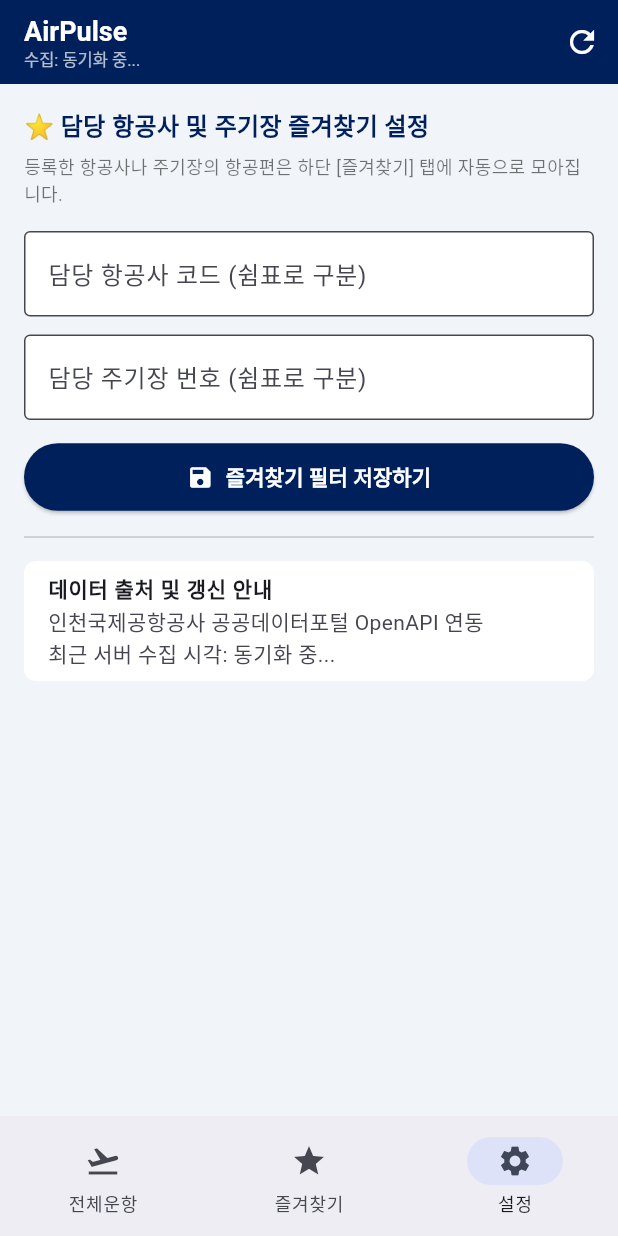
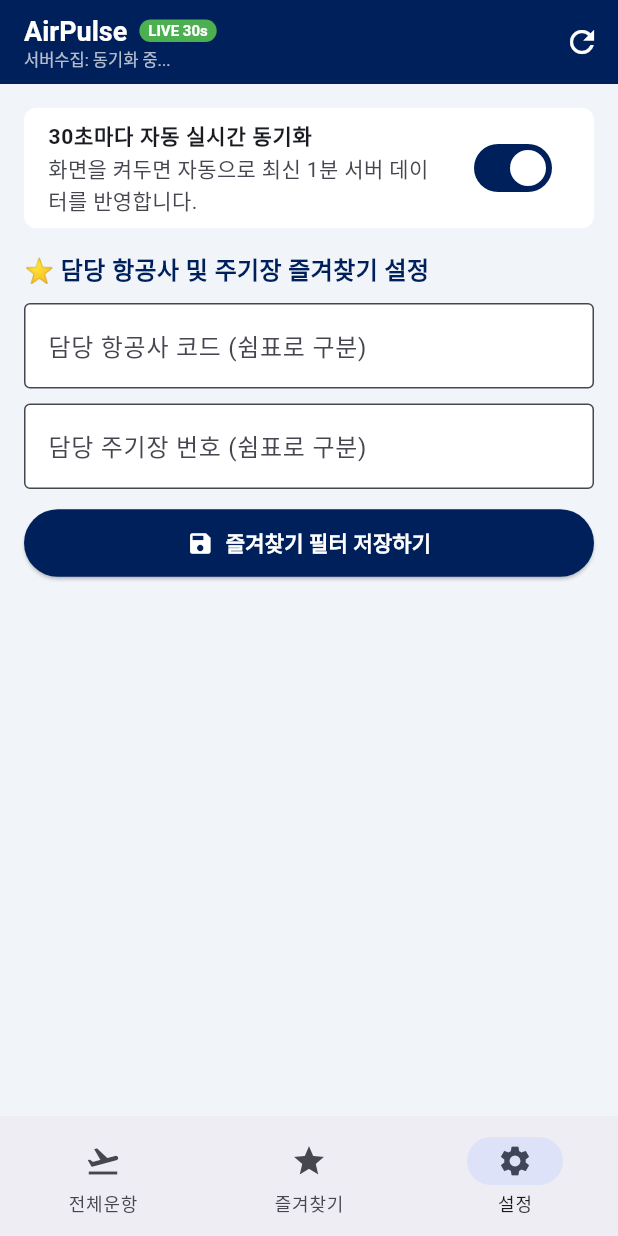
Before and after one commit to realredox/airpulse-app, a Flutter app: the screen it shows after launch, item 3 of the bottom bar chosen, on a phone screen of 412 x 824 dp. Run offline on Flutter 3.47's test engine with Material 3 defaults, Android fonts, the phone set to English and light mode, and no system bars; our stand-ins replace shared_preferences; network calls fail.

Commit message:
1분 실시간 서버 연결 및 30초 자동갱신 적용

```diff
--- a/lib/main.dart
+++ b/lib/main.dart
@@ -1,3 +1,4 @@
+import 'dart:async';
 import 'dart:convert';
 import 'package:flutter/material.dart';
 import 'package:http/http.dart' as http;
@@ -36,6 +37,8 @@ class MainHomePage extends StatefulWidget {
 class _MainHomePageState extends State<MainHomePage> {
   int _tabIndex = 0;
   bool _isLoading = true;
+  bool _autoSync = true;
+  Timer? _syncTimer;
   String _updatedAt = "동기화 중...";
   String _errorMsg = "";
   List<Map<String, dynamic>> _allRecords = [];
@@ -44,16 +47,30 @@ class _MainHomePageState extends State<MainHomePage> {
   String _selectedIO = "전체";
   String _selectedType = "전체";
   bool _includeCodeshare = false;
+  bool _onlyChanged = false;
   final TextEditingController _searchCtrl = TextEditingController();
+  final ScrollController _scrollCtrl = ScrollController();
   Set<String> _favFlights = {};
   List<String> _favAirlines = [];
   List<String> _favStands = [];
   final TextEditingController _favAirlineCtrl = TextEditingController();
   final TextEditingController _favStandCtrl = TextEditingController();
+
   @override
   void initState() {
     super.initState();
     _loadPrefsAndFetch();
+    _syncTimer = Timer.periodic(const Duration(seconds: 30), (_) {
+      if (_autoSync && mounted) _fetchFlightData(silent: true);
+    });
+  }
+
+  @override
+  void dispose() {
+    _syncTimer?.cancel();
+    _searchCtrl.dispose();
+    _scrollCtrl.dispose();
+    super.dispose();
   }
 
   Future<void> _loadPrefsAndFetch() async {
@@ -75,12 +92,11 @@ class _MainHomePageState extends State<MainHomePage> {
     await prefs.setStringList('fav_stands', _favStands);
   }
 
-  Future<void> _fetchFlightData() async {
-    setState(() { _isLoading = true; _errorMsg = ""; });
+  Future<void> _fetchFlightData({bool silent = false}) async {
+    if (!silent) setState(() { _isLoading = true; _errorMsg = ""; });
     try {
-      const host = "raw." + "githubusercontent.com";
-      const path = "realredox/airpulse-db/main/flight_db.json";
-      final uri = Uri.parse("https://$host/$path?t=${DateTime.now().millisecondsSinceEpoch}");
+      const liveUrl = "https://storage.googleapis.com/airpulse-icn-data-2026/flight_db.json";
+      final uri = Uri.parse("$liveUrl?t=${DateTime.now().millisecondsSinceEpoch}");
       final res = await http.get(uri).timeout(const Duration(seconds: 15));
       if (res.statusCode == 200) {
         final decoded = jsonDecode(utf8.decode(res.bodyBytes));
@@ -101,17 +117,27 @@ class _MainHomePageState extends State<MainHomePage> {
           }
           _isLoading = false;
         });
-      } else {
+      } else if (!silent) {
         setState(() { _errorMsg = "서버 응답 오류 (${res.statusCode})"; _isLoading = false; });
       }
     } catch (e) {
-      setState(() { _errorMsg = "데이터 수신 실패: $e"; _isLoading = false; });
+      if (!silent) setState(() { _errorMsg = "데이터 수신 실패: $e"; _isLoading = false; });
+    }
+  }
+
+  void _jumpToCurrentTime(List<Map<String, dynamic>> currentList) {
+    final now = DateTime.now();
+    final nowStr = "${now.hour.toString().padLeft(2, '0')}:${now.minute.toString().padLeft(2, '0')}:00";
+    final idx = currentList.indexWhere((r) => (r['STD/A'] ?? '').toString().compareTo(nowStr) >= 0);
+    if (idx > 0 && _scrollCtrl.hasClients) {
+      _scrollCtrl.animateTo(idx * 136.0, duration: const Duration(milliseconds: 400), curve: Curves.easeOut);
     }
   }
   List<Map<String, dynamic>> _getFilteredList({required bool onlyFavorites}) {
     final query = _searchCtrl.text.trim().toUpperCase();
     return _allRecords.where((r) {
       if (!_includeCodeshare && (r['_is_cs'] == true)) return false;
+      if (_onlyChanged && (r['_changed'] != true)) return false;
       if (onlyFavorites) {
         final fn = (r['편명'] ?? '').toString().toUpperCase();
         final al = (r['항공사코드'] ?? '').toString().toUpperCase();
@@ -132,7 +158,7 @@ class _MainHomePageState extends State<MainHomePage> {
   Widget _buildFilterBar() {
     return Container(
       color: Colors.white,
-      padding: const EdgeInsets.fromLTRB(12, 8, 12, 10),
+      padding: const EdgeInsets.fromLTRB(12, 8, 12, 8),
       child: Column(
         children: [
           Row(
@@ -179,7 +205,7 @@ class _MainHomePageState extends State<MainHomePage> {
               ),
             ],
           ),
-          const SizedBox(height: 8),
+          const SizedBox(height: 6),
           Row(
             children: [
               Expanded(
@@ -199,7 +225,14 @@ class _MainHomePageState extends State<MainHomePage> {
                   ),
                 ),
               ),
-              const SizedBox(width: 6),
+              const SizedBox(width: 4),
+              FilterChip(
+                label: const Text("변경", style: TextStyle(fontSize: 11, fontWeight: FontWeight.bold)),
+                selectedColor: Colors.orange.shade200,
+                selected: _onlyChanged,
+                onSelected: (v) => setState(() => _onlyChanged = v),
+              ),
+              const SizedBox(width: 4),
               FilterChip(
                 label: const Text("C/S", style: TextStyle(fontSize: 11, fontWeight: FontWeight.bold)),
                 selected: _includeCodeshare,
@@ -215,6 +248,7 @@ class _MainHomePageState extends State<MainHomePage> {
   Widget _buildFlightCard(Map<String, dynamic> r) {
     final flightNo = (r['편명'] ?? '').toString();
     final status = (r['현황'] ?? '').toString();
+    final isChanged = r['_changed'] == true;
     final isDelay = status.contains('지연') || status.contains('결항') || status.contains('회항');
     final isActive = status == '출발' || status == '도착';
     final isCargo = r['여객/화물'] == '화물';
@@ -223,10 +257,13 @@ class _MainHomePageState extends State<MainHomePage> {
     final badgeFg = isDelay ? const Color(0xFF991B1B) : (isActive ? const Color(0xFF075985) : const Color(0xFF334155));
 
     return Card(
-      margin: const EdgeInsets.symmetric(horizontal: 12, vertical: 5),
-      elevation: 1.5,
-      color: Colors.white,
-      shape: RoundedRectangleBorder(borderRadius: BorderRadius.circular(10)),
+      margin: const EdgeInsets.symmetric(horizontal: 12, vertical: 4),
+      elevation: isChanged ? 3 : 1.2,
+      color: isChanged ? const Color(0xFFFFFBEB) : Colors.white,
+      shape: RoundedRectangleBorder(
+        borderRadius: BorderRadius.circular(10),
+        side: isChanged ? const BorderSide(color: Colors.orange, width: 1.5) : BorderSide.none,
+      ),
       child: Padding(
         padding: const EdgeInsets.all(12),
         child: Column(
@@ -246,6 +283,14 @@ class _MainHomePageState extends State<MainHomePage> {
                 ),
                 const SizedBox(width: 6),
                 Text(flightNo, style: const TextStyle(fontSize: 17, fontWeight: FontWeight.bold, color: Color(0xFF00205B))),
+                if (isChanged) ...[
+                  const SizedBox(width: 6),
+                  Container(
+                    padding: const EdgeInsets.symmetric(horizontal: 5, vertical: 1),
+                    decoration: BoxDecoration(color: Colors.orange, borderRadius: BorderRadius.circular(4)),
+                    child: const Text("방금변경", style: TextStyle(fontSize: 10, fontWeight: FontWeight.bold, color: Colors.white)),
+                  ),
+                ],
                 const SizedBox(width: 6),
                 Expanded(child: Text(r['항공사명'] ?? '', style: const TextStyle(fontSize: 12, color: Colors.black54), overflow: TextOverflow.ellipsis)),
                 Container(
@@ -262,17 +307,15 @@ class _MainHomePageState extends State<MainHomePage> {
                   ),
               ],
             ),
-            const Divider(height: 14),
+            const Divider(height: 12),
             Row(
               mainAxisAlignment: MainAxisAlignment.spaceBetween,
               children: [
-                Row(
-                  children: [
-                    Text("${r['출발지']} ➔ ${r['도착지']}", style: const TextStyle(fontSize: 14, fontWeight: FontWeight.bold)),
-                    const SizedBox(width: 8),
-                    Text("(${r['기종']} / ${r['등록기호']})", style: const TextStyle(fontSize: 11, color: Colors.black54)),
-                  ],
-                ),
+                Row(children: [
+                  Text("${r['출발지']} ➔ ${r['도착지']}", style: const TextStyle(fontSize: 14, fontWeight: FontWeight.bold)),
+                  const SizedBox(width: 6),
+                  Text("(${r['기종']} / ${r['등록기호']})", style: const TextStyle(fontSize: 11, color: Colors.black54)),
+                ]),
                 Container(
                   padding: const EdgeInsets.symmetric(horizontal: 8, vertical: 3),
                   decoration: BoxDecoration(color: const Color(0xFF00205B), borderRadius: BorderRadius.circular(5)),
@@ -280,7 +323,7 @@ class _MainHomePageState extends State<MainHomePage> {
                 ),
               ],
             ),
-            const SizedBox(height: 8),
+            const SizedBox(height: 6),
             Row(
               mainAxisAlignment: MainAxisAlignment.spaceBetween,
               children: [
@@ -299,20 +342,21 @@ class _MainHomePageState extends State<MainHomePage> {
     return ListView(
       padding: const EdgeInsets.all(16),
       children: [
+        SwitchListTile(
+          tileColor: Colors.white,
+          shape: RoundedRectangleBorder(borderRadius: BorderRadius.circular(8)),
+          title: const Text("30초마다 자동 실시간 동기화", style: TextStyle(fontWeight: FontWeight.bold, fontSize: 14)),
+          subtitle: const Text("화면을 켜두면 자동으로 최신 1분 서버 데이터를 반영합니다."),
+          value: _autoSync,
+          onChanged: (v) => setState(() => _autoSync = v),
+        ),
+        const SizedBox(height: 16),
         const Text("⭐ 담당 항공사 및 주기장 즐겨찾기 설정", style: TextStyle(fontSize: 16, fontWeight: FontWeight.bold, color: Color(0xFF00205B))),
-        const SizedBox(height: 6),
-        const Text("등록한 항공사나 주기장의 항공편은 하단 [즐겨찾기] 탭에 자동으로 모아집니다.", style: TextStyle(fontSize: 12, color: Colors.black54)),
-        const SizedBox(height: 16),
-        TextField(
-          controller: _favAirlineCtrl,
-          decoration: const InputDecoration(labelText: "담당 항공사 코드 (쉼표로 구분)", hintText: "예: KE, OZ, 5X", border: OutlineInputBorder(), filled: true, fillColor: Colors.white),
-        ),
+        const SizedBox(height: 10),
+        TextField(controller: _favAirlineCtrl, decoration: const InputDecoration(labelText: "담당 항공사 코드 (쉼표로 구분)", hintText: "예: KE, OZ, 5X", border: OutlineInputBorder(), filled: true, fillColor: Colors.white)),
+        const SizedBox(height: 10),
+        TextField(controller: _favStandCtrl, decoration: const InputDecoration(labelText: "담당 주기장 번호 (쉼표로 구분)", hintText: "예: 627, 628, 101", border: OutlineInputBorder(), filled: true, fillColor: Colors.white)),
         const SizedBox(height: 12),
-        TextField(
-          controller: _favStandCtrl,
-          decoration: const InputDecoration(labelText: "담당 주기장 번호 (쉼표로 구분)", hintText: "예: 627, 628, 101", border: OutlineInputBorder(), filled: true, fillColor: Colors.white),
-        ),
-        const SizedBox(height: 14),
         ElevatedButton.icon(
           style: ElevatedButton.styleFrom(backgroundColor: const Color(0xFF00205B), foregroundColor: Colors.white, padding: const EdgeInsets.symmetric(vertical: 12)),
           icon: const Icon(Icons.save),
@@ -326,13 +370,6 @@ class _MainHomePageState extends State<MainHomePage> {
             ScaffoldMessenger.of(context).showSnackBar(const SnackBar(content: Text("즐겨찾기 필터가 스마트폰에 저장되었습니다.")));
           },
         ),
-        const Divider(height: 32),
-        ListTile(
-          tileColor: Colors.white,
-          shape: RoundedRectangleBorder(borderRadius: BorderRadius.circular(8)),
-          title: const Text("데이터 출처 및 갱신 안내", style: TextStyle(fontWeight: FontWeight.bold, fontSize: 14)),
-          subtitle: Text("인천국제공항공사 공공데이터포털 OpenAPI 연동\n최근 서버 수집 시각: $_updatedAt"),
-        ),
       ],
     );
   }
@@ -345,10 +382,22 @@ class _MainHomePageState extends State<MainHomePage> {
         backgroundColor: const Color(0xFF00205B),
         foregroundColor: Colors.white,
         title: Column(crossAxisAlignment: CrossAxisAlignment.start, children: [
-          const Text("AirPulse", style: TextStyle(fontSize: 18, fontWeight: FontWeight.bold)),
-          Text("수집: $_updatedAt", style: const TextStyle(fontSize: 11, color: Colors.white70)),
+          Row(children: [
+            const Text("AirPulse", style: TextStyle(fontSize: 18, fontWeight: FontWeight.bold)),
+            const SizedBox(width: 8),
+            Container(
+              padding: const EdgeInsets.symmetric(horizontal: 6, vertical: 1),
+              decoration: BoxDecoration(color: _autoSync ? Colors.green : Colors.grey, borderRadius: BorderRadius.circular(10)),
+              child: Text(_autoSync ? "LIVE 30s" : "수동", style: const TextStyle(fontSize: 10, fontWeight: FontWeight.bold)),
+            ),
+          ]),
+          Text("서버수집: $_updatedAt", style: const TextStyle(fontSize: 11, color: Colors.white70)),
         ]),
-        actions: [IconButton(icon: const Icon(Icons.refresh), onPressed: _fetchFlightData)],
+        actions: [
+          if (_tabIndex != 2)
+            IconButton(icon: const Icon(Icons.access_time), tooltip: "현재 시간대 이동", onPressed: () => _jumpToCurrentTime(listData)),
+          IconButton(icon: const Icon(Icons.refresh), tooltip: "즉시 동기화", onPressed: () => _fetchFlightData()),
+        ],
       ),
       body: _tabIndex == 2 ? _buildSettingsTab() : Column(children: [
         _buildFilterBar(),
@@ -359,8 +408,8 @@ class _MainHomePageState extends State<MainHomePage> {
         Expanded(
           child: _isLoading ? const Center(child: CircularProgressIndicator())
             : _errorMsg.isNotEmpty ? Center(child: Text(_errorMsg, style: const TextStyle(color: Colors.red)))
-            : listData.isEmpty ? const Center(child: Text("조건에 맞는 운항편이 없습니다.\n[설정]에서 담당 항공사/주기장을 등록해 보세요.", textAlign: TextAlign.center, style: TextStyle(color: Colors.black54)))
-            : ListView.builder(itemCount: listData.length, itemBuilder: (ctx, idx) => _buildFlightCard(listData[idx])),
+            : listData.isEmpty ? const Center(child: Text("조건에 맞는 운항편이 없습니다.", textAlign: TextAlign.center, style: TextStyle(color: Colors.black54)))
+            : ListView.builder(controller: _scrollCtrl, itemCount: listData.length, itemBuilder: (ctx, idx) => _buildFlightCard(listData[idx])),
         ),
       ]),
       bottomNavigationBar: NavigationBar(
```
